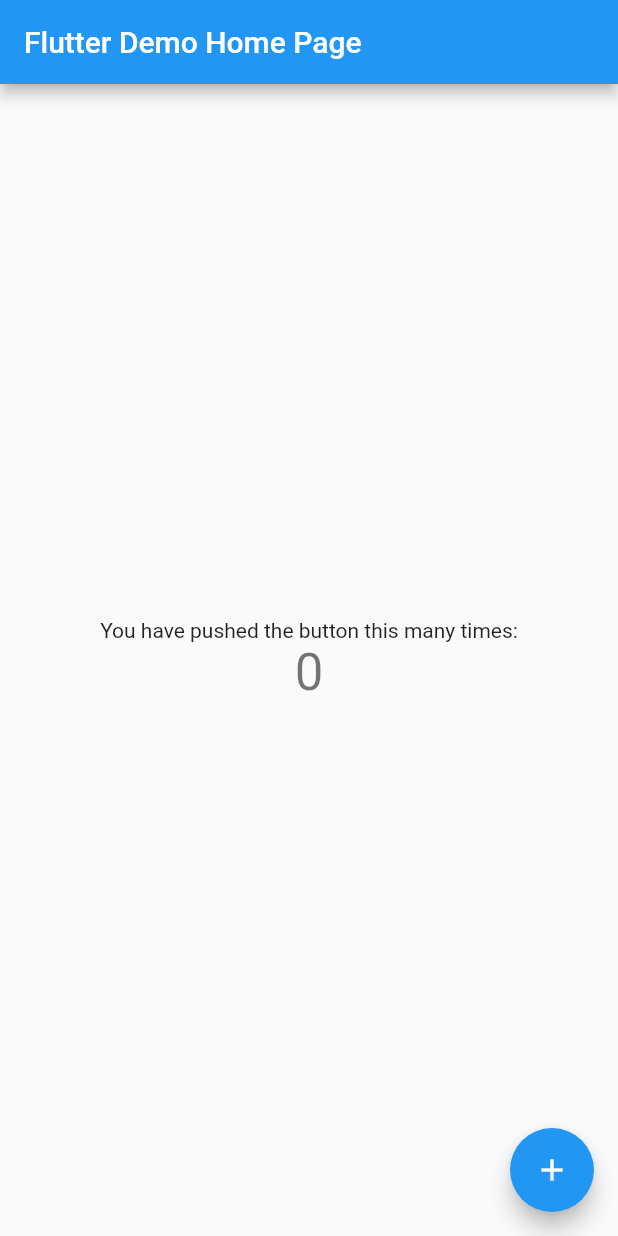
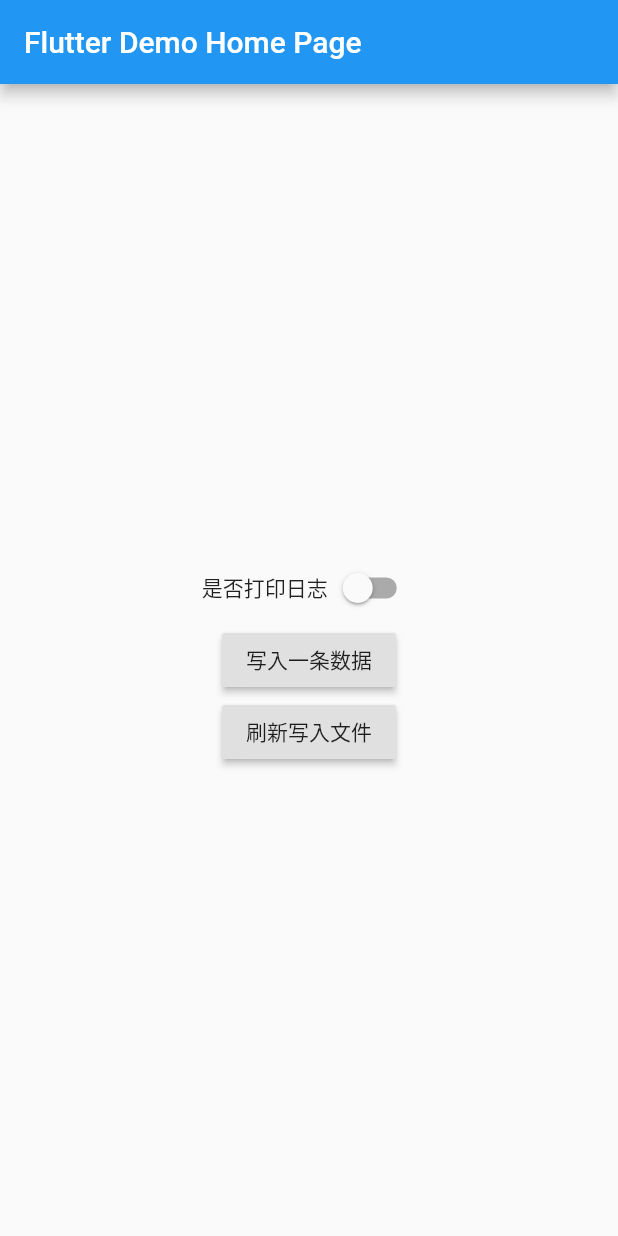
Before and after one commit to paozhuanyinyu/flutter_logan, a Flutter app: the screen it shows after launch, on a phone screen of 412 x 824 dp. Run offline on Flutter 3.47's test engine with Material 2 defaults, Android fonts, the phone set to English and light mode, and no system bars.

Commit message:
增加上传方法，设置是否打印sdk日志方法，获取日志文件信息方法；

```diff
--- a/example/lib/main.dart
+++ b/example/lib/main.dart
@@ -1,6 +1,7 @@
 import 'package:flutter/material.dart';
 import 'package:flutter_logan/flutter_logan.dart';
-void main(){
+
+void main() {
   return runApp(MyApp());
 }
 
@@ -29,17 +30,33 @@ class MyHomePage extends StatefulWidget {
 
 class _MyHomePageState extends State<MyHomePage> {
   int _counter = 0;
+  bool _debug = false;
   @override
   void initState() {
     super.initState();
     Logan.init("0123456789012345", "0123456789012345");
   }
-  void _incrementCounter() async{
+
+  void _incrementCounter() async {
     setState(() {
       _counter++;
     });
-    print("flutter count: $_counter");
     await Logan.w("count: $_counter", 1);
+  }
+
+  void _changeDebugStatus(bool debug) async {
+    setState(() {
+      this._debug = debug;
+    });
+    await Logan.setDebug(debug);
+  }
+
+  void _writeData() async {
+    await Logan.w("Logan designed by MeituanDianPing", 1);
+  }
+
+  void _flush() async {
+    await Logan.f();
   }
 
   @override
@@ -51,22 +68,29 @@ class _MyHomePageState extends State<MyHomePage> {
       body: new Center(
         child: new Column(
           mainAxisAlignment: MainAxisAlignment.center,
+          crossAxisAlignment: CrossAxisAlignment.center,
           children: <Widget>[
-            new Text(
-              'You have pushed the button this many times:',
+            Row(
+              mainAxisAlignment:MainAxisAlignment.center,
+              children: <Widget>[
+                Text('是否打印日志'),
+                Switch(
+                  value: _debug,
+                  onChanged: _changeDebugStatus,
+                ),
+              ],
             ),
-            new Text(
-              '$_counter',
-              style: Theme.of(context).textTheme.display1,
+            RaisedButton(
+              child: Text('写入一条数据'),
+              onPressed: _writeData,
+            ),
+            RaisedButton(
+              child: Text('刷新写入文件'),
+              onPressed: _flush,
             ),
           ],
         ),
       ),
-      floatingActionButton: new FloatingActionButton(
-        onPressed: _incrementCounter,
-        tooltip: 'Increment',
-        child: new Icon(Icons.add),
-      ), // This trailing comma makes auto-formatting nicer for build methods.
     );
   }
 }
```
